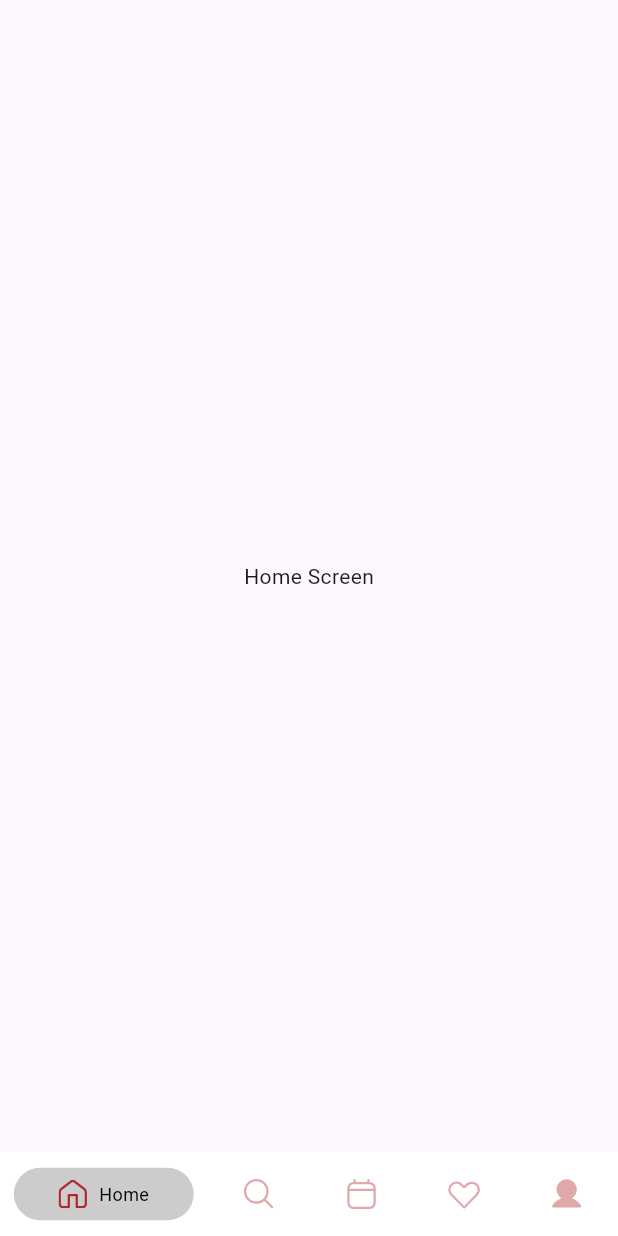
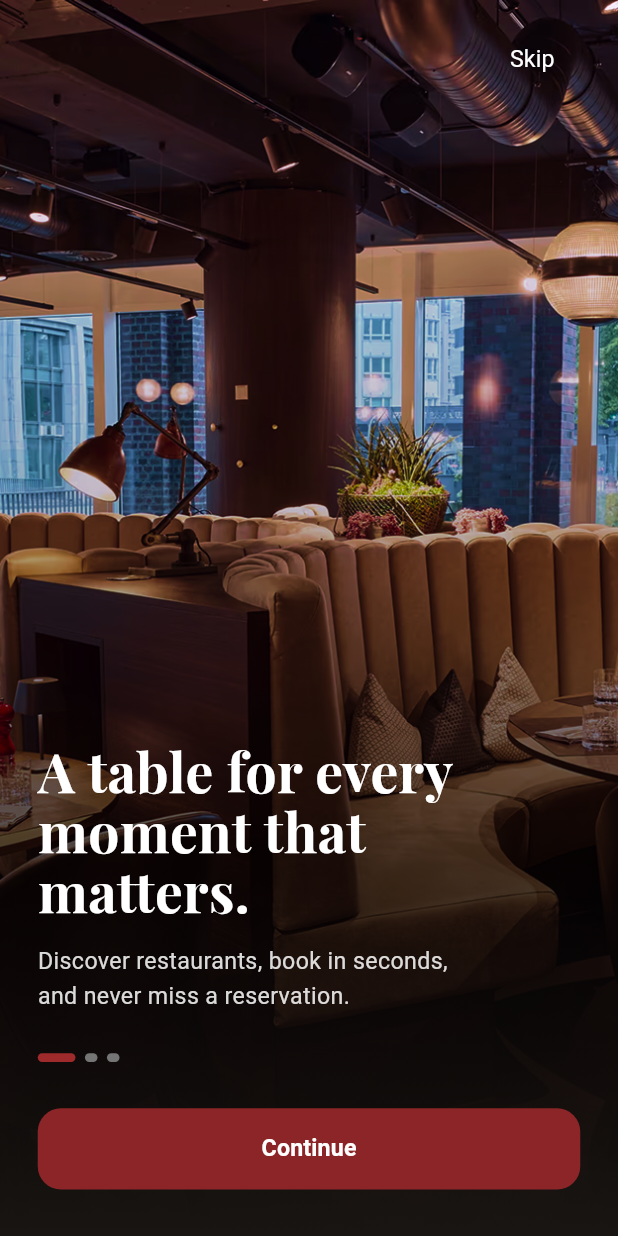
Before and after one commit to FAD-Community/fad-team01-restaurant-app, a Flutter app: the screen it shows after launch, on a phone screen of 412 x 824 dp. Run offline on Flutter 3.47's test engine with Material 3 defaults, Android fonts, the phone set to English and light mode, and no system bars; drawn by our look-alikes of persistent_bottom_nav_bar_v2, smooth_page_indicator; our stand-ins replace device_preview, flutter_screenutil, flutter_svg, flutter_switch, gap, google_fonts and 1 more.

Commit message:
feat: complete onboarding screen design and splash screen animation

```diff
--- a/lib/core/routing/app_routes.dart
+++ b/lib/core/routing/app_routes.dart
@@ -1,5 +1,6 @@
 import 'package:flutter/material.dart';
 import 'package:ka3da/features/home/presentation/screens/home_screen.dart';
+import 'package:ka3da/features/intro/presentation/screens/on_boarding_screen.dart';
 import 'package:ka3da/features/intro/presentation/screens/splash_screen.dart';
 import 'package:ka3da/features/profile/presentation/screens/profile_screen.dart';
 import 'package:ka3da/features/profile/presentation/screens/edit_profile_screen.dart';
@@ -13,6 +14,7 @@ class AppRoutes {
   static const String profile = '/profile';
   static const String editProfile = '/editProfile';
   static const String settingspage = '/sttings';
+  static const String onboardingscreen = '/onboarding';
 
   static Route<dynamic> generateRoute(RouteSettings settings) {
     switch (settings.name) {
@@ -50,6 +52,11 @@ class AppRoutes {
           settings: settings,
           builder: (_) => const SettingsScreen(),
         );
+      case onboardingscreen:
+        return MaterialPageRoute(
+          settings: settings,
+          builder: (_) => const OnBoardingScreen(),
+        );
 
       //==============================================================================
       default:
--- /dev/null
+++ b/lib/core/widgets/custom_button.dart
@@ -0,0 +1,40 @@
+import 'package:flutter/material.dart';
+import 'package:flutter_screenutil/flutter_screenutil.dart';
+
+class CustomButton extends StatelessWidget {
+  final VoidCallback onPressed;
+  final Widget child;
+  final Color backgroundColor;
+  final double? width;
+  final double? height;
+  final double borderRadius;
+
+  const CustomButton({
+    super.key,
+    required this.onPressed,
+    required this.child,
+    this.backgroundColor = const Color(0xFF8B2527),
+    this.width = double.infinity,
+    this.height,
+    this.borderRadius = 16.0,
+  });
+
+  @override
+  Widget build(BuildContext context) {
+    return SizedBox(
+      height: height ?? 56.h,
+      width: width,
+      child: ElevatedButton(
+        onPressed: onPressed,
+        style: ElevatedButton.styleFrom(
+          backgroundColor: backgroundColor,
+          shape: RoundedRectangleBorder(
+            borderRadius: BorderRadius.circular(borderRadius.r),
+          ),
+          elevation: 0,
+        ),
+        child: child,
+      ),
+    );
+  }
+}
--- /dev/null
+++ b/lib/features/intro/presentation/screens/on_boarding_screen.dart
@@ -0,0 +1,218 @@
+import 'package:flutter/material.dart';
+import 'package:flutter_screenutil/flutter_screenutil.dart';
+import 'package:ka3da/core/routing/app_routes.dart';
+import 'package:smooth_page_indicator/smooth_page_indicator.dart';
+import 'package:google_fonts/google_fonts.dart';
+import 'package:ka3da/core/widgets/custom_button.dart';
+
+class OnboardingContent {
+  final String image;
+  final String title;
+  final String description;
+
+  OnboardingContent({
+    required this.image,
+    required this.title,
+    required this.description,
+  });
+}
+
+class OnBoardingScreen extends StatefulWidget {
+  const OnBoardingScreen({super.key});
+
+  @override
+  State<OnBoardingScreen> createState() => _OnBoardingScreenState();
+}
+
+class _OnBoardingScreenState extends State<OnBoardingScreen> {
+  final PageController _pageController = PageController();
+  int _currentIndex = 0;
+
+  final List<OnboardingContent> _contents = [
+    OnboardingContent(
+      image: 'assets/splash/onb_1.png',
+      title: 'A table for every\nmoment that\nmatters.',
+      description: 'Discover restaurants, book in seconds,\nand never miss a reservation.',
+    ),
+    OnboardingContent(
+      image: 'assets/splash/onb_2.png', // Replace later
+      title: 'Delicious food\nat your\nfingertips.',
+      description: 'Explore diverse menus from top-rated\nrestaurants around you.',
+    ),
+    OnboardingContent(
+      image: 'assets/splash/onb_3.png', // Replace later
+      title: 'Enjoy the best\ndining\nexperience.',
+      description: 'Book your table now and get ready for\nan unforgettable meal.',
+    ),
+  ];
+
+  @override
+  void dispose() {
+    _pageController.dispose();
+    super.dispose();
+  }
+
+  @override
+  Widget build(BuildContext context) {
+    return Scaffold(
+      backgroundColor: const Color(0xFF1E1A17),
+      body: Stack(
+        children: [
+          // Background Images and Text
+          PageView.builder(
+            controller: _pageController,
+            onPageChanged: (index) {
+              setState(() {
+                _currentIndex = index;
+              });
+            },
+            itemCount: _contents.length,
+            itemBuilder: (context, index) {
+              return Stack(
+                fit: StackFit.expand,
+                children: [
+                  // Background Image
+                  Image.asset(
+                    _contents[index].image,
+                    fit: BoxFit.cover,
+                  ),
+
+                  // Gradient Overlay
+                  Container(
+                    decoration: BoxDecoration(
+                      gradient: LinearGradient(
+                        begin: Alignment.topCenter,
+                        end: Alignment.bottomCenter,
+                        colors: [
+                          Colors.transparent,
+                          Colors.black.withOpacity(0.2),
+                          Colors.black.withOpacity(0.7),
+                          const Color(0xFF181512),
+                        ],
+                        stops: const [0.0, 0.4, 0.7, 1.0],
+                      ),
+                    ),
+                  ),
+
+                  // Texts
+                  SafeArea(
+                    child: Padding(
+                      padding: EdgeInsets.symmetric(horizontal: 24.w, vertical: 24.h),
+                      child: Column(
+                        crossAxisAlignment: CrossAxisAlignment.start,
+                        mainAxisAlignment: MainAxisAlignment.end,
+                        children: [
+                          // Title
+                          Text(
+                            _contents[index].title,
+                            style: GoogleFonts.playfairDisplay(
+                              color: Colors.white,
+                              fontSize: 38.sp,
+                              height: 1.1,
+                              fontWeight: FontWeight.w700,
+                            ),
+                          ),
+
+                          SizedBox(height: 16.h),
+
+                          // Subtitle
+                          Text(
+                            _contents[index].description,
+                            style: TextStyle(
+                              color: Colors.white.withOpacity(0.85),
+                              fontSize: 16.sp,
+                              height: 1.5,
+                            ),
+                          ),
+
+                          // Space for indicator and button
+                          SizedBox(height: 130.h),
+                        ],
+                      ),
+                    ),
+                  ),
+                ],
+              );
+            },
+          ),
+
+          // Foreground UI (Skip, Indicator, Button)
+          SafeArea(
+            child: Padding(
+              padding: EdgeInsets.symmetric(horizontal: 24.w, vertical: 16.h),
+              child: Column(
+                crossAxisAlignment: CrossAxisAlignment.stretch,
+                children: [
+                  // Skip Button
+                  Align(
+                    alignment: Alignment.topRight,
+                    child: TextButton(
+                      onPressed: () {
+                        Navigator.pushReplacementNamed(context, AppRoutes.mainLayout);
+                      },
+                      style: TextButton.styleFrom(
+                        foregroundColor: Colors.white,
+                      ),
+                      child: Text(
+                        'Skip',
+                        style: TextStyle(
+                          fontSize: 16.sp,
+                          fontWeight: FontWeight.w400,
+                        ),
+                      ),
+                    ),
+                  ),
+
+                  const Spacer(),
+
+                  // Page Indicator
+                  Align(
+                    alignment: Alignment.centerLeft,
+                    child: SmoothPageIndicator(
+                      controller: _pageController,
+                      count: _contents.length,
+                      effect: ExpandingDotsEffect(
+                        activeDotColor: const Color(0xFF9E2A2B), // The red color
+                        dotColor: Colors.grey.shade600,
+                        dotHeight: 6.h,
+                        dotWidth: 8.w,
+                        expansionFactor: 3,
+                        spacing: 6.w,
+                      ),
+                    ),
+                  ),
+
+                  SizedBox(height: 32.h),
+
+                  // Continue Button
+                  CustomButton(
+                    onPressed: () {
+                      if (_currentIndex < _contents.length - 1) {
+                        _pageController.nextPage(
+                          duration: const Duration(milliseconds: 300),
+                          curve: Curves.easeInOut,
+                        );
+                      } else {
+                        Navigator.pushReplacementNamed(context, AppRoutes.mainLayout);
+                      }
+                    },
+                    backgroundColor: const Color(0xFF8B2527), // Red button color
+                    child: Text(
+                      _currentIndex == 2 ? 'Get Started' : 'Continue',
+                      style: TextStyle(
+                        color: Colors.white,
+                        fontSize: 16.sp,
+                        fontWeight: FontWeight.w600,
+                      ),
+                    ),
+                  ),
+                  SizedBox(height: 16.h),
+                ],
+              ),
+            ),
+          ),
+        ],
+      ),
+    );
+  }
+}
--- a/lib/features/intro/presentation/screens/splash_screen.dart
+++ b/lib/features/intro/presentation/screens/splash_screen.dart
@@ -1,4 +1,6 @@
 import 'package:flutter/material.dart';
+import 'package:flutter_screenutil/flutter_screenutil.dart';
+import 'package:flutter_svg/svg.dart';
 import 'package:ka3da/core/routing/app_routes.dart';
 
 class SplashScreen extends StatefulWidget {
@@ -8,20 +10,44 @@ class SplashScreen extends StatefulWidget {
   State<SplashScreen> createState() => _SplashScreenState();
 }
 
-class _SplashScreenState extends State<SplashScreen> {
+class _SplashScreenState extends State<SplashScreen>
+    with SingleTickerProviderStateMixin {
+  late AnimationController _animationController;
+  late Animation<double> _scaleAnimation;
+  late Animation<double> _fadeAnimation;
+
   @override
   void initState() {
     super.initState();
+
+    _animationController = AnimationController(
+      vsync: this,
+      duration: const Duration(milliseconds: 1500),
+    );
+
+    _scaleAnimation = Tween<double>(begin: 0.5, end: 1.0).animate(
+      CurvedAnimation(parent: _animationController, curve: Curves.easeOutBack),
+    );
+
+    _fadeAnimation = Tween<double>(begin: 0.0, end: 1.0).animate(
+      CurvedAnimation(parent: _animationController, curve: Curves.easeIn),
+    );
+
+    _animationController.forward();
+
     _navigateToNext();
+  }
+
+  @override
+  void dispose() {
+    _animationController.dispose();
+    super.dispose();
   }
 
   void _navigateToNext() {
     Future.delayed(const Duration(seconds: 3), () {
       if (mounted) {
-        Navigator.pushReplacementNamed(
-          context,
-          AppRoutes.mainLayout,
-        );
+        Navigator.pushReplacementNamed(context, AppRoutes.onboardingscreen);
       }
     });
   }
@@ -33,7 +59,17 @@ class _SplashScreenState extends State<SplashScreen> {
         child: Column(
           mainAxisAlignment: MainAxisAlignment.center,
           children: [
-            Text('On Going')
+            FadeTransition(
+              opacity: _fadeAnimation,
+              child: ScaleTransition(
+                scale: _scaleAnimation,
+                child: SvgPicture.asset(
+                  'assets/splash/logo_svg_no_bg.svg',
+                  width: 210.w,
+                  height: 210.h,
+                ),
+              ),
+            ),
           ],
         ),
       ),
--- a/lib/main.dart
+++ b/lib/main.dart
@@ -31,7 +31,7 @@ class MyApp extends StatelessWidget {
           title: 'Flutter Demo',
           debugShowCheckedModeBanner: false,
           theme: ThemeData(
-            colorScheme: ColorScheme.fromSeed(seedColor: Colors.deepPurple),
+            colorScheme: ColorScheme.fromSeed(seedColor: Color(0xffFAF3E6)),
           ),
           initialRoute: AppRoutes.splash,
           onGenerateRoute: AppRoutes.generateRoute,
--- a/pubspec.yaml
+++ b/pubspec.yaml
@@ -56,6 +56,7 @@ dependencies:
   pretty_dio_logger: ^1.4.0
   shared_preferences: ^2.5.5
   shimmer: ^3.0.0
+  smooth_page_indicator: ^2.0.1
   url_launcher: ^6.3.2
 
 dev_dependencies:
@@ -81,6 +82,7 @@ flutter:
     - assets/profile/list_profile/
     - assets/profile/settings/
     - assets/nav_bar/
+    - assets/splash/
 
   # An image asset can refer to one or more resolution-specific "variants", see
   # https://flutter.dev/to/resolution-aware-images
```
Also changed, not shown: assets/splash/logo_svg_no_bg.svg (added), assets/splash/onb_1.png (added), assets/splash/onb_2.png (added), assets/splash/onb_3.png (added), pubspec.lock.
